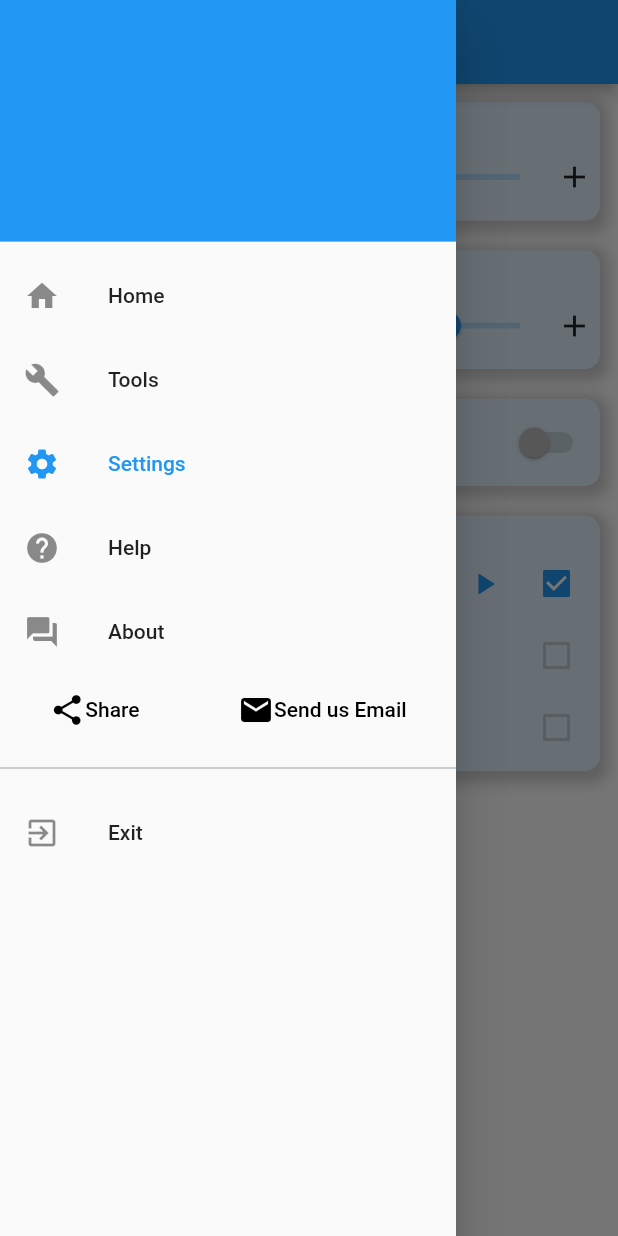
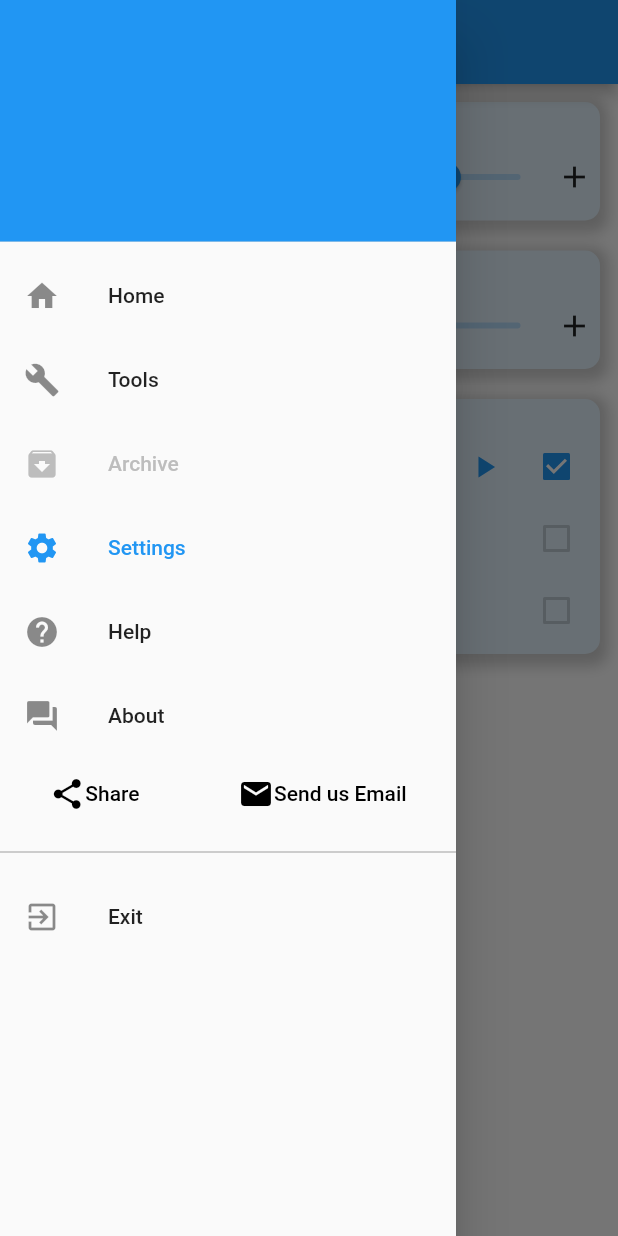
Before and after one commit to masterdodo/flutter-noise-app, a Flutter app: the SettingsScreen screen opened by its route, with the side drawer open, on a phone screen of 412 x 824 dp. Run offline on Flutter 3.47's test engine with Material 2 defaults, Android fonts, the phone set to English and light mode, and no system bars; our stand-ins replace audioplayers, file_picker, flutter_local_notifications, fluttertoast, share, shared_preferences and 1 more; missing offline and left inert: android_alarm_manager, firebase_admob, flutter_email_sender, noise_meter, volume; accounts and stored records are empty.

Commit message:
some minor design improvements, archive drawer, pro funcs hidden, new buttons migration, timer visually fixed, needs work

```diff
--- a/lang/en.json
+++ b/lang/en.json
@@ -52,10 +52,11 @@
     "exit_app_string": "Do you really want to exit the app?",
     "schedule_string": "Schedule",
     "pro_string": "This feature is going to be available in pro version.",
-    "algorithm_string": "Switching",
+    "algorithm_string": "Automatic sound switching",
     "one_sound_string": "At least one sound has to be enabled.",
     "hourly_string": "Hourly statistics",
     "footage_string": "Audio footage and graphs",
     "noise_info_string": "dB info:\n\n20 – Whisper\n40  - Quiet classroom\n60 – Normal conversation\n80 – Noisy city\n100 – Engine sound\n120 – Point of pain",
-    "delay_timer_string": "Delay after start:"
+    "delay_timer_string": "Delay after start:",
+    "archive_string": "Archive"
 }
--- a/lang/sl.json
+++ b/lang/sl.json
@@ -52,10 +52,11 @@
     "exit_app_string": "Ali res želite zapreti aplikacijo?",
     "schedule_string": "Urnik",
     "pro_string": "Ta funkcija bo na voljo v pro različici.",
-    "algorithm_string": "Menjevanje",
+    "algorithm_string": "Avtomatsko menjevanje zvoka",
     "one_sound_string": "Vsaj en zvok mora biti vklopljen.",
     "hourly_string": "Statistika po urah",
     "footage_string": "Zvočni posnetki in grafi",
     "noise_info_string": "dB info:\n\n20 – tiho šepetanje\n40  - tišina v učilnici\n60 – normalen pogovor\n80 – hrup v mestu\n100 – hrup motorja\n120 – prag bolečine",
-    "delay_timer_string": "Zakasnitev po vklopu:"
+    "delay_timer_string": "Zakasnitev po vklopu:",
+    "archive_string": "Arhiv"
 }
--- a/lib/components/my_drawer.dart
+++ b/lib/components/my_drawer.dart
@@ -64,6 +64,16 @@ class MyDrawer extends StatelessWidget {
                 Navigator.pushReplacementNamed(context, '/tools');
               }
             },
+          ),
+          ListTile(
+            title: Text(
+              AppLocalizations.of(context).translate("archive_string"),
+              style: TextStyle(color: Colors.grey[400]),
+            ),
+            leading: Icon(
+              Icons.archive,
+              color: Colors.grey[400],
+            ),
           ),
           ListTile(
             selected: (ModalRoute.of(context).settings.name == '/settings'),
--- a/lib/main.dart
+++ b/lib/main.dart
@@ -3,9 +3,11 @@ import 'package:flutter/material.dart';
 import 'package:noise_app/app_localizations.dart';
 import 'package:noise_app/routes.dart';
 import 'package:noise_app/theme/style.dart';
+import 'package:android_alarm_manager/android_alarm_manager.dart';
 
-void main() {
+void main() async {
   runApp(NoiseApp());
+  await AndroidAlarmManager.initialize();
 }
 
 class NoiseApp extends StatelessWidget {
--- a/lib/screens/settings/settingsscreen.dart
+++ b/lib/screens/settings/settingsscreen.dart
@@ -452,9 +452,9 @@ class _SettingsScreenState extends State<SettingsScreen> {
     );
 
     AlertDialog defaultSoundsDialog = AlertDialog(
-      content: SizedBox(
-        height: 200,
-        child: ListView(
+      content: SingleChildScrollView(
+        child: Column(
+          crossAxisAlignment: CrossAxisAlignment.stretch,
           children: [
             dfSound1,
             dfSound2,
@@ -597,6 +597,7 @@ class _SettingsScreenState extends State<SettingsScreen> {
           child: Padding(
             padding: const EdgeInsets.all(12.0),
             child: Column(children: [
+              soundVolume(context),
               dBTreshold(context),
               Visibility(
                 child: Column(
@@ -608,14 +609,12 @@ class _SettingsScreenState extends State<SettingsScreen> {
                 ),
                 visible: _advancedSettings,
               ),
-              soundVolume(context),
-              setupAlgorithm(context),
+              Visibility(visible: _proVersion, child: setupschedule(context)),
               audio(context),
               Visibility(
-                visible: _advancedSettings,
+                visible: _advancedSettings && _proVersion,
                 child: Column(
                   children: [
-                    setupschedule(context),
                     setupHourlyStats(context),
                     setupFootageAudioGraphs(context),
                   ],
@@ -862,6 +861,7 @@ class _SettingsScreenState extends State<SettingsScreen> {
       decoration: sliderBoxDecoration(),
       child: Column(
         children: [
+          Visibility(visible: _proVersion, child: setupAlgorithm(context)),
           Text(
             AppLocalizations.of(context).translate('audio_string'),
             style: TextStyle(fontWeight: FontWeight.bold),
@@ -965,7 +965,7 @@ class _SettingsScreenState extends State<SettingsScreen> {
                   style: TextStyle(fontWeight: FontWeight.bold)),
               Container(
                 padding: EdgeInsets.only(left: 7.0, right: 5.0),
-                width: 30,
+                width: 35,
                 child: TextField(
                   textAlign: TextAlign.end,
                   controller: timeoutController,
@@ -984,10 +984,11 @@ class _SettingsScreenState extends State<SettingsScreen> {
                 ),
               ),
               Container(
-                  width: 46,
+                  width: 50,
+                  child: DropdownButtonHideUnderline(
                     child: DropdownButton<String>(
                       value: _timeoutUnit,
-                    icon: Icon(Icons.arrow_downward),
+                      icon: Icon(Icons.arrow_drop_down),
                       iconSize: 24,
                       elevation: 16,
                       style: TextStyle(color: Colors.black),
@@ -1007,6 +1008,7 @@ class _SettingsScreenState extends State<SettingsScreen> {
                           child: Text(value),
                         );
                       }).toList(),
+                    ),
                   )),
             ],
           ),
@@ -1032,7 +1034,7 @@ class _SettingsScreenState extends State<SettingsScreen> {
                   style: TextStyle(fontWeight: FontWeight.bold)),
               Container(
                 padding: EdgeInsets.only(left: 7.0, right: 5.0),
-                width: 30,
+                width: 35,
                 child: TextField(
                   textAlign: TextAlign.end,
                   controller: timeSampleController,
@@ -1051,7 +1053,8 @@ class _SettingsScreenState extends State<SettingsScreen> {
                 ),
               ),
               Container(
-                  width: 46,
+                  width: 50,
+                  child: DropdownButtonHideUnderline(
                     child: DropdownButton<String>(
                       value: _timesampleUnit,
                       icon: Icon(Icons.arrow_drop_down),
@@ -1074,6 +1077,7 @@ class _SettingsScreenState extends State<SettingsScreen> {
                           child: Text(value),
                         );
                       }).toList(),
+                    ),
                   )),
             ],
           ),
@@ -1111,7 +1115,6 @@ class _SettingsScreenState extends State<SettingsScreen> {
     return Container(
       margin: EdgeInsets.only(bottom: 20),
       padding: EdgeInsets.all(5),
-      decoration: sliderBoxDecoration(),
       child: Row(
         mainAxisAlignment: MainAxisAlignment.spaceBetween,
         children: [
@@ -1195,7 +1198,7 @@ class _SettingsScreenState extends State<SettingsScreen> {
                   style: TextStyle(fontWeight: FontWeight.bold)),
               Container(
                 padding: EdgeInsets.only(left: 7.0, right: 5.0),
-                width: 30,
+                width: 35,
                 child: TextField(
                   textAlign: TextAlign.end,
                   controller: perSecController,
@@ -1214,7 +1217,8 @@ class _SettingsScreenState extends State<SettingsScreen> {
                 ),
               ),
               Container(
-                  width: 46,
+                  width: 50,
+                  child: DropdownButtonHideUnderline(
                     child: DropdownButton<String>(
                       value: _persecUnit,
                       icon: Icon(Icons.arrow_drop_down),
@@ -1237,6 +1241,7 @@ class _SettingsScreenState extends State<SettingsScreen> {
                           child: Text(value),
                         );
                       }).toList(),
+                    ),
                   )),
             ],
           ),
@@ -1527,6 +1532,7 @@ class _SettingsScreenState extends State<SettingsScreen> {
   // Widget for dB slider
   Row dBTresholdSliderControl(double minVal, double maxVal) {
     return Row(
+      mainAxisAlignment: MainAxisAlignment.spaceAround,
       children: [
         GestureDetector(
           onTap: () {
--- a/lib/screens/tools/toolsscreen.dart
+++ b/lib/screens/tools/toolsscreen.dart
@@ -208,7 +208,7 @@ class _ToolsScreenState extends State<ToolsScreen> {
                   mainAxisAlignment: MainAxisAlignment.spaceBetween,
                   children: [
                     SizedBox(
-                      width: 75,
+                      width: 80,
                       child: IconButton(
                         color: Colors.blue,
                         icon: Icon(
@@ -235,7 +235,7 @@ class _ToolsScreenState extends State<ToolsScreen> {
                       ),
                     ),
                     SizedBox(
-                      width: 75,
+                      width: 80,
                       child: ElevatedButton(
                         style: ElevatedButton.styleFrom(
                           primary: Colors.blue,
--- a/pubspec.yaml
+++ b/pubspec.yaml
@@ -51,6 +51,8 @@ dependencies:
 
   syncfusion_flutter_charts: ^18.4.44+1
 
+  android_alarm_manager: ^0.4.5+20
+
   system_shortcuts: ^1.0.0
 
   cupertino_icons: ^1.0.0
```
Also changed, not shown: lib/screens/home/homescreen.dart (+80 -16 lines), pubspec.lock, 1 other file. Lines whose indentation alone changed are shown as unchanged.
